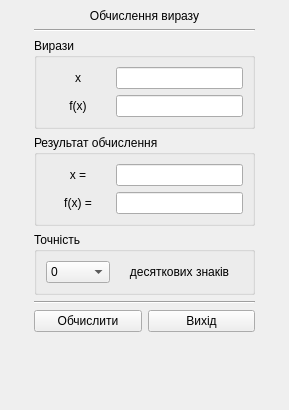
Old version of the form III_course/2025-11-15-qt-practical-11-tree-parser-2/calculation.ui in the repository yourhostel/cpp_course.
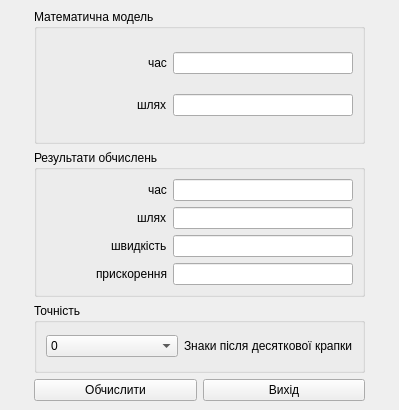
New version of the form.

The edit to the form file:
```diff
--- a/III_course/2025-11-15-qt-practical-11-tree-parser-2/calculation.ui
+++ b/III_course/2025-11-15-qt-practical-11-tree-parser-2/calculation.ui
@@ -6,7 +6,7 @@
    <rect>
     <x>0</x>
     <y>0</y>
-    <width>289</width>
+    <width>399</width>
     <height>410</height>
    </rect>
   </property>
@@ -54,137 +54,185 @@
        <number>25</number>
       </property>
       <item>
-       <layout class="QHBoxLayout" name="titleLayout">
+       <layout class="QVBoxLayout" name="mathModelLayout">
         <item>
-         <widget class="QLabel" name="lableTitle">
-          <property name="maximumSize">
-           <size>
-            <width>16777215</width>
-            <height>20</height>
-           </size>
-          </property>
-          <property name="text">
-           <string>Обчислення виразу</string>
-          </property>
-          <property name="alignment">
-           <set>Qt::AlignmentFlag::AlignCenter</set>
-          </property>
-         </widget>
-        </item>
-       </layout>
-      </item>
-      <item>
-       <widget class="Line" name="lineTop">
-        <property name="orientation">
-         <enum>Qt::Orientation::Horizontal</enum>
-        </property>
-       </widget>
-      </item>
-      <item>
-       <widget class="QGroupBox" name="expressionsGroup">
+         <widget class="QGroupBox" name="mathModelGroupBox">
         <property name="title">
-         <string>Вирази</string>
+           <string>Математична модель</string>
         </property>
         <layout class="QVBoxLayout" name="verticalLayout_2">
          <item>
-          <layout class="QHBoxLayout" name="xLayout" stretch="15,30">
-           <item>
-            <widget class="QLabel" name="labelX">
+            <layout class="QHBoxLayout" name="mathModelTimeLayout">
+             <item alignment="Qt::AlignmentFlag::AlignRight">
+              <widget class="QLabel" name="mathModelTimeLabel">
              <property name="text">
-              <string>x</string>
-             </property>
-             <property name="alignment">
-              <set>Qt::AlignmentFlag::AlignCenter</set>
-             </property>
+                <string>час</string>
+               </property>
             </widget>
            </item>
            <item>
-            <widget class="QLineEdit" name="lineX"/>
+              <widget class="QLineEdit" name="mathModelTimeLineEdit">
+               <property name="maximumSize">
+                <size>
+                 <width>180</width>
+                 <height>16777215</height>
+                </size>
+               </property>
+              </widget>
            </item>
           </layout>
          </item>
          <item>
-          <layout class="QHBoxLayout" name="funcLayout" stretch="15,30">
-           <item>
-            <widget class="QLabel" name="labelFx">
+            <layout class="QHBoxLayout" name="mathModelPathLayout">
+             <item alignment="Qt::AlignmentFlag::AlignRight">
+              <widget class="QLabel" name="mathModelPathLabel">
              <property name="text">
-              <string>f(x)</string>
-             </property>
-             <property name="alignment">
-              <set>Qt::AlignmentFlag::AlignCenter</set>
-             </property>
+                <string>шлях</string>
+               </property>
             </widget>
            </item>
            <item>
-            <widget class="QLineEdit" name="lineFx"/>
+              <widget class="QLineEdit" name="mathModelPathLineEdit">
+               <property name="maximumSize">
+                <size>
+                 <width>180</width>
+                 <height>16777215</height>
+                </size>
+               </property>
+              </widget>
            </item>
           </layout>
          </item>
         </layout>
        </widget>
       </item>
+       </layout>
+      </item>
       <item>
-       <widget class="QGroupBox" name="resultGroup&#10;">
+       <layout class="QVBoxLayout" name="resultLayout">
+        <item>
+         <widget class="QGroupBox" name="resultGroupBox">
         <property name="title">
-         <string>Результат обчислення</string>
+           <string>Результати обчислень</string>
         </property>
         <layout class="QVBoxLayout" name="verticalLayout_3">
          <item>
-          <layout class="QHBoxLayout" name="resultXLayout" stretch="15,30">
-           <item>
-            <widget class="QLabel" name="labelResultX">
+            <layout class="QHBoxLayout" name="resultTimeLayout">
+             <item alignment="Qt::AlignmentFlag::AlignRight">
+              <widget class="QLabel" name="resultTimeLabel">
              <property name="text">
-              <string>x =</string>
-             </property>
-             <property name="alignment">
-              <set>Qt::AlignmentFlag::AlignCenter</set>
-             </property>
+                <string>час</string>
+               </property>
             </widget>
            </item>
            <item>
-            <widget class="QLineEdit" name="lineResultX"/>
+              <widget class="QLineEdit" name="resultTimeLine">
+               <property name="maximumSize">
+                <size>
+                 <width>180</width>
+                 <height>16777215</height>
+                </size>
+               </property>
+               <property name="readOnly">
+                <bool>true</bool>
+               </property>
+              </widget>
            </item>
           </layout>
          </item>
          <item>
-          <layout class="QHBoxLayout" name="resultFxLayout" stretch="15,30">
+            <layout class="QHBoxLayout" name="resultPathLayout">
+             <item alignment="Qt::AlignmentFlag::AlignRight">
+              <widget class="QLabel" name="resultPathLabel">
+               <property name="text">
+                <string>шлях</string>
+               </property>
+              </widget>
+             </item>
            <item>
-            <widget class="QLabel" name="labelResultFx">
+              <widget class="QLineEdit" name="resultPathLine">
+               <property name="maximumSize">
+                <size>
+                 <width>180</width>
+                 <height>16777215</height>
+                </size>
+               </property>
+               <property name="readOnly">
+                <bool>true</bool>
+               </property>
+              </widget>
+             </item>
+            </layout>
+           </item>
+           <item>
+            <layout class="QHBoxLayout" name="resultSpeedLayout">
+             <item alignment="Qt::AlignmentFlag::AlignRight">
+              <widget class="QLabel" name="resultSpeedLabel">
              <property name="text">
-              <string>f(x) =</string>
-             </property>
-             <property name="alignment">
-              <set>Qt::AlignmentFlag::AlignCenter</set>
-             </property>
-            </widget>
-           </item>
+                <string>швидкість</string>
+               </property>
+              </widget>
+             </item>
+             <item>
+              <widget class="QLineEdit" name="resultSpeedLine">
+               <property name="maximumSize">
+                <size>
+                 <width>180</width>
+                 <height>16777215</height>
+                </size>
+               </property>
+               <property name="readOnly">
+                <bool>true</bool>
+               </property>
+              </widget>
+             </item>
+            </layout>
+           </item>
            <item>
-            <widget class="QLineEdit" name="lineResultFx"/>
-           </item>
+            <layout class="QHBoxLayout" name="resultAccelerationLayout">
+             <item alignment="Qt::AlignmentFlag::AlignRight">
+              <widget class="QLabel" name="resultAccelerationLabel">
+               <property name="text">
+                <string>прискорення</string>
+               </property>
+              </widget>
+             </item>
+             <item>
+              <widget class="QLineEdit" name="resultAccelerationLine">
+               <property name="maximumSize">
+                <size>
+                 <width>180</width>
+                 <height>16777215</height>
+                </size>
+               </property>
+               <property name="readOnly">
+                <bool>true</bool>
+               </property>
+              </widget>
+             </item>
           </layout>
          </item>
         </layout>
        </widget>
       </item>
+       </layout>
+      </item>
       <item>
-       <widget class="QGroupBox" name="precisionGroup">
+       <layout class="QHBoxLayout" name="accuracyLayout" stretch="0">
+        <item>
+         <widget class="QGroupBox" name="accuracyGroupBox">
+          <property name="maximumSize">
+           <size>
+            <width>16777215</width>
+            <height>70</height>
+           </size>
+          </property>
         <property name="title">
          <string>Точність</string>
         </property>
-        <layout class="QVBoxLayout" name="verticalLayout_4">
+          <layout class="QHBoxLayout" name="horizontalLayout">
          <item>
-          <layout class="QHBoxLayout" name="precisionLayout" stretch="15,30">
-           <item>
-            <widget class="QComboBox" name="comboPrecision">
-             <property name="editable">
-              <bool>false</bool>
-             </property>
-             <property name="currentText">
-              <string>0</string>
-             </property>
-             <property name="currentIndex">
-              <number>0</number>
-             </property>
+            <widget class="QComboBox" name="accuracyComboBox">
              <item>
               <property name="text">
                <string>0</string>
@@ -213,29 +261,31 @@
             </widget>
            </item>
            <item>
-            <widget class="QLabel" name="labelPrecision">
+            <widget class="QLabel" name="accuracyLabel">
+             <property name="minimumSize">
+              <size>
+               <width>0</width>
+               <height>0</height>
+              </size>
+             </property>
+             <property name="maximumSize">
+              <size>
+               <width>16777215</width>
+               <height>20</height>
+              </size>
+             </property>
              <property name="text">
-              <string>десяткових знаків</string>
+              <string>Знаки після десяткової крапки</string>
              </property>
-             <property name="alignment">
-              <set>Qt::AlignmentFlag::AlignCenter</set>
-             </property>
             </widget>
            </item>
           </layout>
-         </item>
-        </layout>
-       </widget>
+         </widget>
+        </item>
+       </layout>
       </item>
       <item>
-       <widget class="Line" name="lineBottom">
-        <property name="orientation">
-         <enum>Qt::Orientation::Horizontal</enum>
-        </property>
-       </widget>
-      </item>
-      <item>
-       <layout class="QHBoxLayout" name="buttonsLayout">
+       <layout class="QHBoxLayout" name="buttonLayout">
         <item>
          <widget class="QPushButton" name="btnCalculate">
           <property name="text">
@@ -252,19 +302,6 @@
         </item>
        </layout>
       </item>
-      <item>
-       <spacer name="verticalSpacer">
-        <property name="orientation">
-         <enum>Qt::Orientation::Vertical</enum>
-        </property>
-        <property name="sizeHint" stdset="0">
-         <size>
-          <width>20</width>
-          <height>40</height>
-         </size>
-        </property>
-       </spacer>
-      </item>
      </layout>
     </item>
    </layout>
```
Left out of the diff: 2 changed lines with no effect on the pictures. Lines whose indentation alone changed are shown as unchanged.
